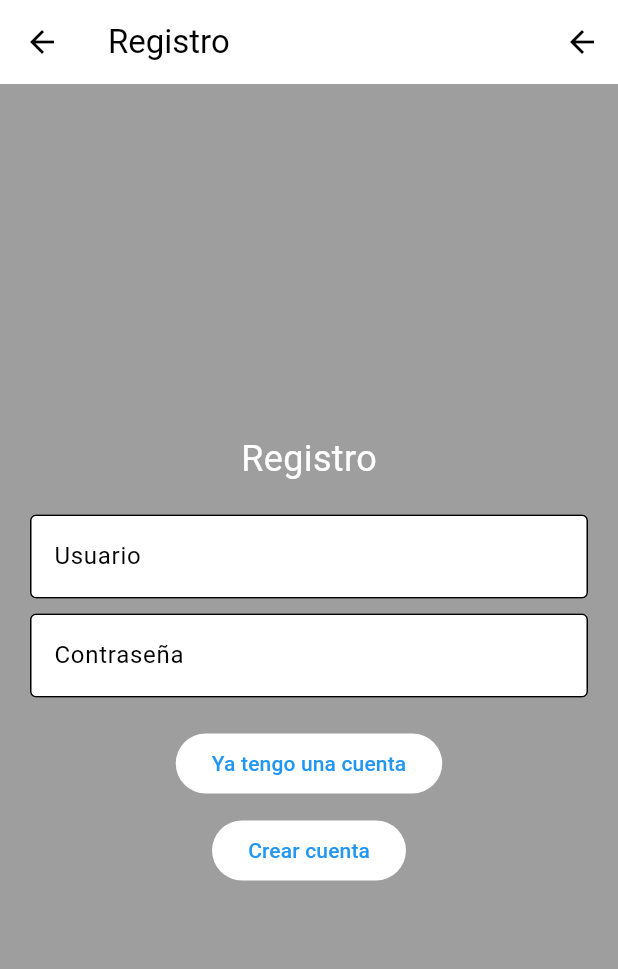
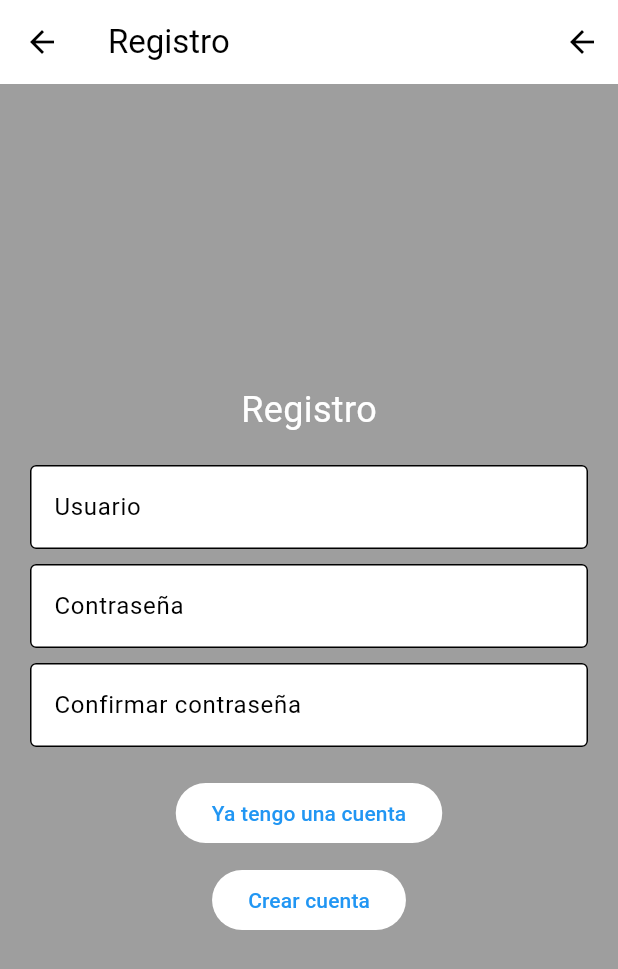
Before and after one commit to frankgimeno3/FGRhotels, a Flutter app: the SignupPage screen opened by its route, on a phone screen of 412 x 824 dp. Shown: the top 969 px of the screen. Run offline on Flutter 3.47's test engine with Material 3 defaults, Android fonts, the phone set to English and light mode, and no system bars.

Commit message:
añado confirmacion de contraseña

```diff
--- a/lib/pages/signup_page.dart
+++ b/lib/pages/signup_page.dart
@@ -43,6 +43,16 @@
                   filled: true,
                 ),
               ),
+              const SizedBox(height: 10),
+              TextFormField(
+                obscureText: true,
+                decoration: const InputDecoration(
+                  labelText: 'Confirmar contraseña',
+                  border: OutlineInputBorder(),
+                  fillColor: Colors.white,
+                  filled: true,
+                ),
+              ),
               const SizedBox(height: 20),
               ElevatedButton(
                 onPressed: () {
```
